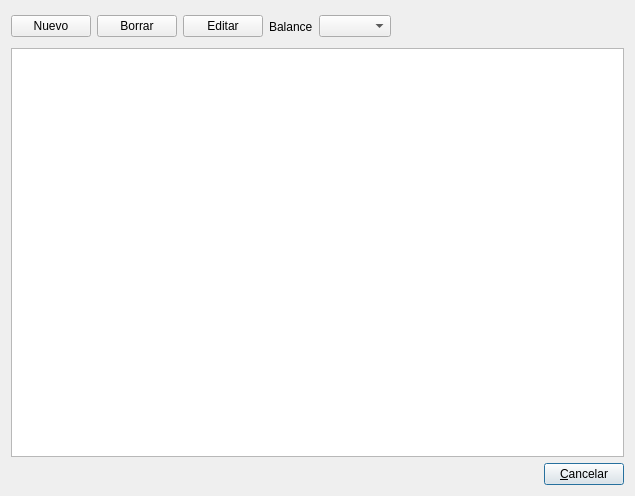
Above: bulmages/bulmacont/src/bcmasapatrimoniallistbase.ui from eboladev/Bulmages-1 before the change. Below: the same form after it.
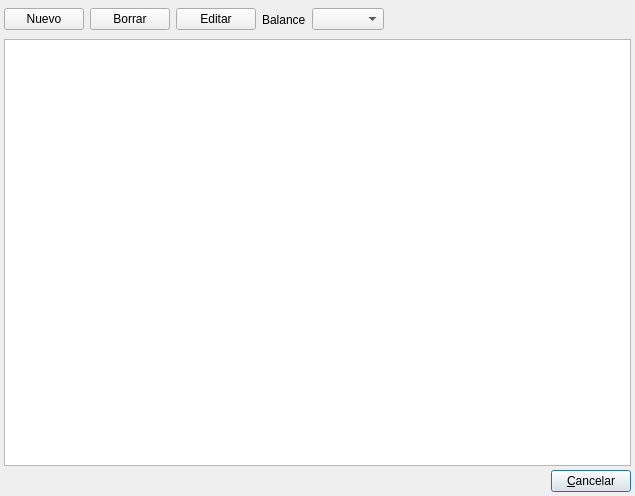
That is the form after the change.

```diff
--- a/bulmages/bulmacont/src/bcmasapatrimoniallistbase.ui
+++ b/bulmages/bulmacont/src/bcmasapatrimoniallistbase.ui
@@ -12,12 +12,12 @@
   <property name="windowTitle" >
    <string>Masas Patrimoniales</string>
   </property>
-  <layout class="QGridLayout" >
-   <property name="margin" >
-    <number>11</number>
+  <layout class="QGridLayout">
+   <property name="margin">
+    <number>4</number>
    </property>
-   <property name="spacing" >
-    <number>6</number>
+   <property name="spacing">
+    <number>4</number>
    </property>
    <item row="2" column="0" >
     <layout class="QHBoxLayout" >
@@ -124,7 +124,7 @@
    </item>
   </layout>
  </widget>
- <layoutdefault spacing="6" margin="11" />
+ <layoutdefault spacing="6" margin="11"/>
  <resources/>
  <connections/>
 </ui>
```
Left out of the diff: 77 changed lines with no effect on the pictures.
